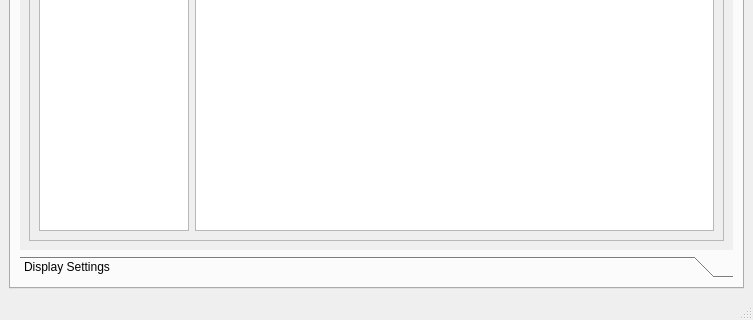
Old version of the form mainplatformwindow.ui in the repository Aloereed/Flightman_Platform_DATA130039; both pictures show x 0 to 753 and y 280 to 600 of the 753 by 600 pixel window.
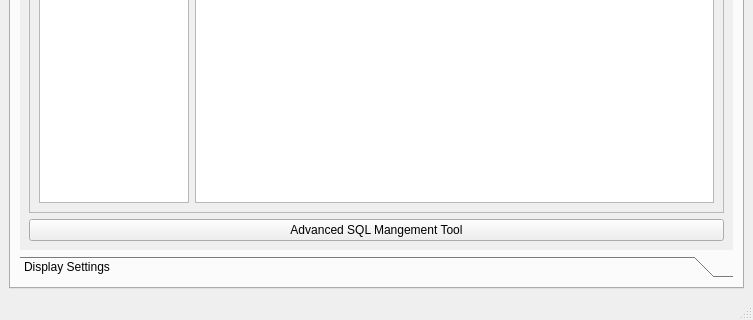
New version of the form. The open tabs and pages were chosen to show the change. Icons and pictures are not drawn.

The edit to the form file:
```diff
--- a/mainplatformwindow.ui
+++ b/mainplatformwindow.ui
@@ -885,8 +885,8 @@
              <rect>
               <x>0</x>
               <y>0</y>
-              <width>212</width>
-              <height>156</height>
+              <width>713</width>
+              <height>433</height>
              </rect>
             </property>
             <attribute name="label">
@@ -941,6 +941,13 @@
                </layout>
               </widget>
              </item>
+             <item>
+              <widget class="QPushButton" name="pushButton_13">
+               <property name="text">
+                <string>Advanced SQL Mangement Tool</string>
+               </property>
+              </widget>
+             </item>
             </layout>
            </widget>
            <widget class="QWidget" name="page_2">
```
Left out of the diff: 10 changed lines with no effect on the pictures.
